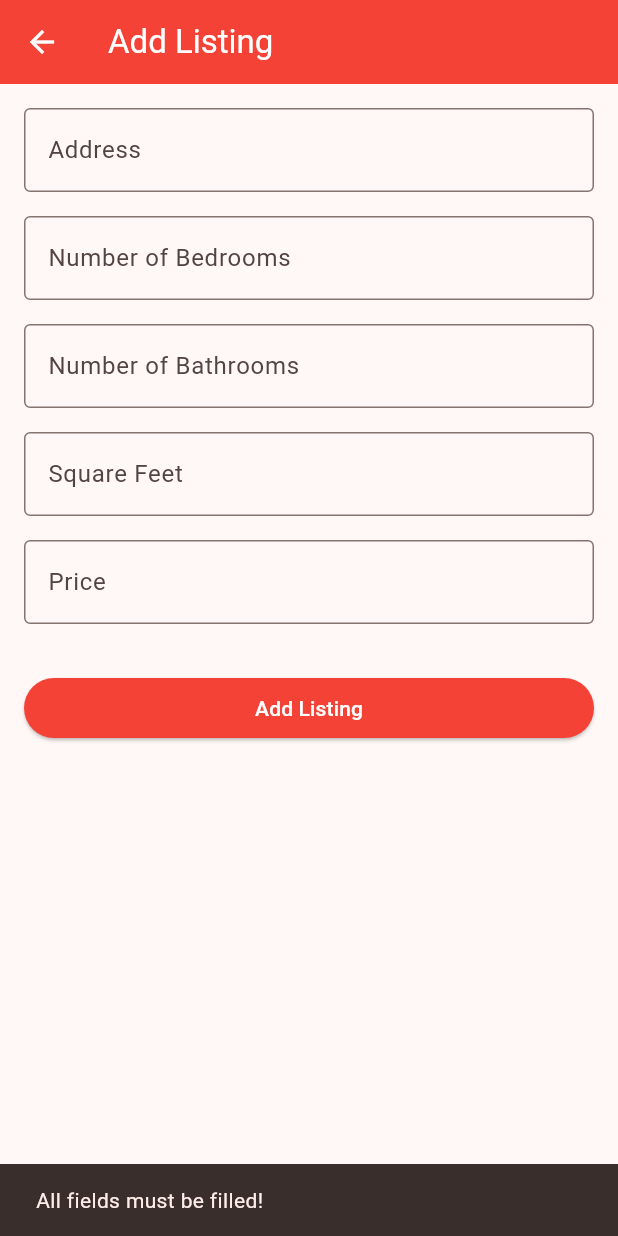
After one commit to HatNJacket/realty_group_project, a Flutter app: the AddListingPage screen opened directly, after a tap on "Add Listing", on a phone screen of 412 x 824 dp. The commit adds this screen. Run offline on Flutter 3.47's test engine with Material 3 defaults, Android fonts, the phone set to English and light mode, and no system bars; our stand-ins replace cloud_firestore, firebase_core, shared_preferences; accounts and stored records are empty.

Commit message:
fixed search feature, created page to add listing

```diff
--- /dev/null
+++ b/lib/AddListingPage.dart
@@ -0,0 +1,112 @@
+import 'package:flutter/material.dart';
+import 'package:cloud_firestore/cloud_firestore.dart';
+
+class AddListingPage extends StatefulWidget {
+  const AddListingPage({super.key});
+
+  @override
+  AddListingPageState createState() => AddListingPageState();
+}
+
+class AddListingPageState extends State<AddListingPage> {
+  final TextEditingController _addressController = TextEditingController();
+  final TextEditingController _numBedsController = TextEditingController();
+  final TextEditingController _numBathsController = TextEditingController();
+  final TextEditingController _squareFeetController = TextEditingController();
+  final TextEditingController _priceController = TextEditingController();
+  final FirebaseFirestore _firestore = FirebaseFirestore.instance;
+
+  Future<void> _addListing() async {
+    if (_addressController.text.isEmpty ||
+        _numBedsController.text.isEmpty ||
+        _numBathsController.text.isEmpty ||
+        _squareFeetController.text.isEmpty ||
+        _priceController.text.isEmpty) {
+      ScaffoldMessenger.of(context).showSnackBar(
+        const SnackBar(content: Text("All fields must be filled!")),
+      );
+      return;
+    }
+
+    try {
+      await _firestore.collection('houses').add({
+        'address': _addressController.text,
+        'numBeds': int.parse(_numBedsController.text),
+        'numBaths': int.parse(_numBathsController.text),
+        'squareFeet': int.parse(_squareFeetController.text),
+        'price': double.parse(_priceController.text),
+        'imageURL': '', // Placeholder for image URL
+        'moreInfo': '', // Placeholder for additional info
+      });
+
+      ScaffoldMessenger.of(context).showSnackBar(
+        const SnackBar(content: Text("Listing added successfully!")),
+      );
+
+      _clearFields();
+    } catch (e) {
+      ScaffoldMessenger.of(context).showSnackBar(
+        SnackBar(content: Text("Failed to add listing: $e")),
+      );
+    }
+  }
+
+  void _clearFields() {
+    _addressController.clear();
+    _numBedsController.clear();
+    _numBathsController.clear();
+    _squareFeetController.clear();
+    _priceController.clear();
+  }
+
+  @override
+  Widget build(BuildContext context) {
+    return Scaffold(
+      appBar: AppBar(
+        backgroundColor: Colors.red,
+        foregroundColor: Colors.white,
+        title: const Text("Add Listing"),
+      ),
+      body: Padding(
+        padding: const EdgeInsets.all(16.0),
+        child: ListView(
+          children: [
+            _buildTextField(_addressController, "Address", TextInputType.text),
+            const SizedBox(height: 16),
+            _buildTextField(
+                _numBedsController, "Number of Bedrooms", TextInputType.number),
+            const SizedBox(height: 16),
+            _buildTextField(
+                _numBathsController, "Number of Bathrooms", TextInputType.number),
+            const SizedBox(height: 16),
+            _buildTextField(
+                _squareFeetController, "Square Feet", TextInputType.number),
+            const SizedBox(height: 16),
+            _buildTextField(
+                _priceController, "Price", TextInputType.number),
+            const SizedBox(height: 32),
+            ElevatedButton(
+              onPressed: _addListing,
+              style: ElevatedButton.styleFrom(
+                backgroundColor: Colors.red,
+                foregroundColor: Colors.white,
+              ),
+              child: const Text("Add Listing"),
+            ),
+          ],
+        ),
+      ),
+    );
+  }
+
+  Widget _buildTextField(TextEditingController controller, String label, TextInputType inputType) {
+    return TextField(
+      controller: controller,
+      keyboardType: inputType,
+      decoration: InputDecoration(
+        labelText: label,
+        border: const OutlineInputBorder(),
+      ),
+    );
+  }
+}
--- a/lib/main.dart
+++ b/lib/main.dart
@@ -3,7 +3,6 @@ import 'package:flutter/material.dart';
 import 'AppDrawer.dart';
 import 'package:firebase_core/firebase_core.dart';
 import 'firebase_options.dart';
-import 'package:shared_preferences/shared_preferences.dart';
 import 'package:cloud_firestore/cloud_firestore.dart';
 
 
```
Also changed, not shown: lib/AppDrawer.dart (+48 -4 lines), lib/ListingsPage.dart (+40 -5 lines), lib/NotificationPage.dart (added, +22 -0 lines), lib/TempPage.dart (added, +46 -0 lines).
